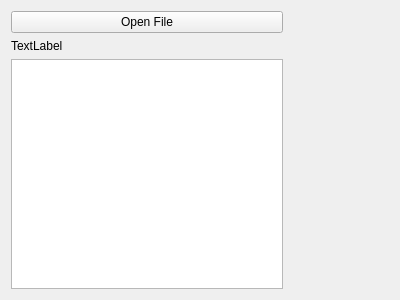
First picture: the form in src/pcot/assets/inputdatum.ui, repository AU-ExoMars/PCOT, before the edit.
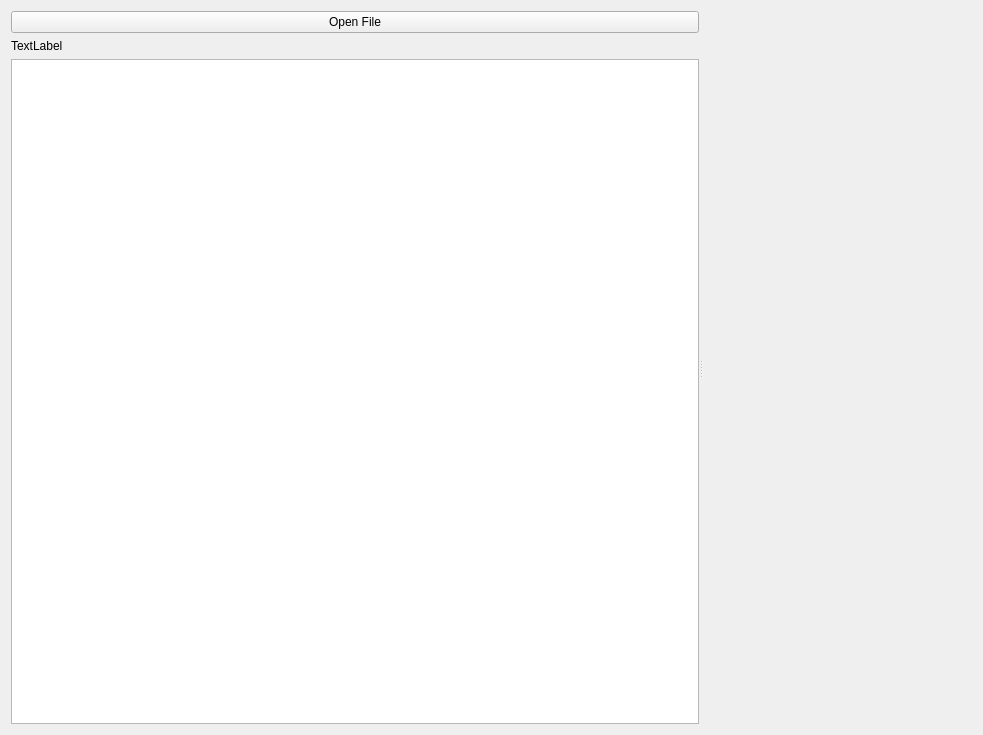
Second picture: the form after the edit. Custom widgets are drawn as their Qt base class.

Patch:
```diff
--- a/src/pcot/assets/inputdatum.ui
+++ b/src/pcot/assets/inputdatum.ui
@@ -6,39 +6,91 @@
    <rect>
     <x>0</x>
     <y>0</y>
-    <width>400</width>
-    <height>300</height>
+    <width>983</width>
+    <height>735</height>
    </rect>
   </property>
+  <property name="sizePolicy">
+   <sizepolicy hsizetype="Minimum" vsizetype="Minimum">
+    <horstretch>0</horstretch>
+    <verstretch>0</verstretch>
+   </sizepolicy>
+  </property>
   <property name="windowTitle">
    <string>Form</string>
   </property>
   <layout class="QGridLayout" name="gridLayout">
-   <item row="2" column="0">
-    <widget class="QListView" name="itemList"/>
-   </item>
    <item row="0" column="0">
+    <widget class="QSplitter" name="splitter">
+     <property name="sizePolicy">
+      <sizepolicy hsizetype="Expanding" vsizetype="Minimum">
+       <horstretch>0</horstretch>
+       <verstretch>0</verstretch>
+      </sizepolicy>
+     </property>
+     <property name="orientation">
+      <enum>Qt::Horizontal</enum>
+     </property>
+     <widget class="QWidget" name="verticalWidget" native="true">
+      <property name="sizePolicy">
+       <sizepolicy hsizetype="Minimum" vsizetype="Minimum">
+        <horstretch>0</horstretch>
+        <verstretch>0</verstretch>
+       </sizepolicy>
+      </property>
+      <layout class="QVBoxLayout" name="verticalLayout">
+       <item>
     <widget class="QPushButton" name="openButton">
      <property name="text">
       <string>Open File</string>
      </property>
     </widget>
    </item>
-   <item row="1" column="0">
+       <item>
     <widget class="QLabel" name="fileLabel">
      <property name="text">
       <string>TextLabel</string>
      </property>
     </widget>
    </item>
-   <item row="0" column="1" rowspan="3">
+       <item>
+        <widget class="QTableView" name="tableView">
+         <property name="sizePolicy">
+          <sizepolicy hsizetype="Minimum" vsizetype="Expanding">
+           <horstretch>0</horstretch>
+           <verstretch>0</verstretch>
+          </sizepolicy>
+         </property>
+         <property name="selectionMode">
+          <enum>QAbstractItemView::SingleSelection</enum>
+         </property>
+         <property name="selectionBehavior">
+          <enum>QAbstractItemView::SelectRows</enum>
+         </property>
+         <attribute name="horizontalHeaderVisible">
+          <bool>false</bool>
+         </attribute>
+         <attribute name="verticalHeaderVisible">
+          <bool>false</bool>
+         </attribute>
+        </widget>
+       </item>
+      </layout>
+     </widget>
     <widget class="DataWidget" name="data" native="true">
+      <property name="sizePolicy">
+       <sizepolicy hsizetype="Minimum" vsizetype="Minimum">
+        <horstretch>0</horstretch>
+        <verstretch>0</verstretch>
+       </sizepolicy>
+      </property>
      <property name="minimumSize">
       <size>
        <width>100</width>
        <height>0</height>
       </size>
      </property>
+     </widget>
     </widget>
    </item>
   </layout>
```
Lines whose indentation alone changed are shown as unchanged.
